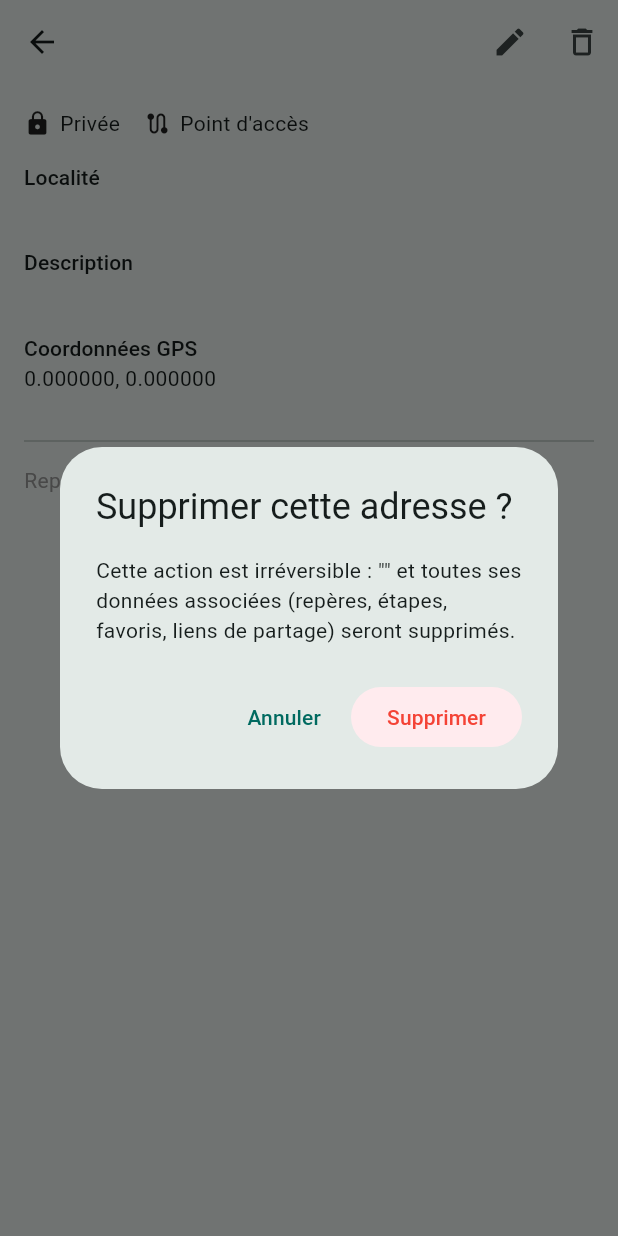
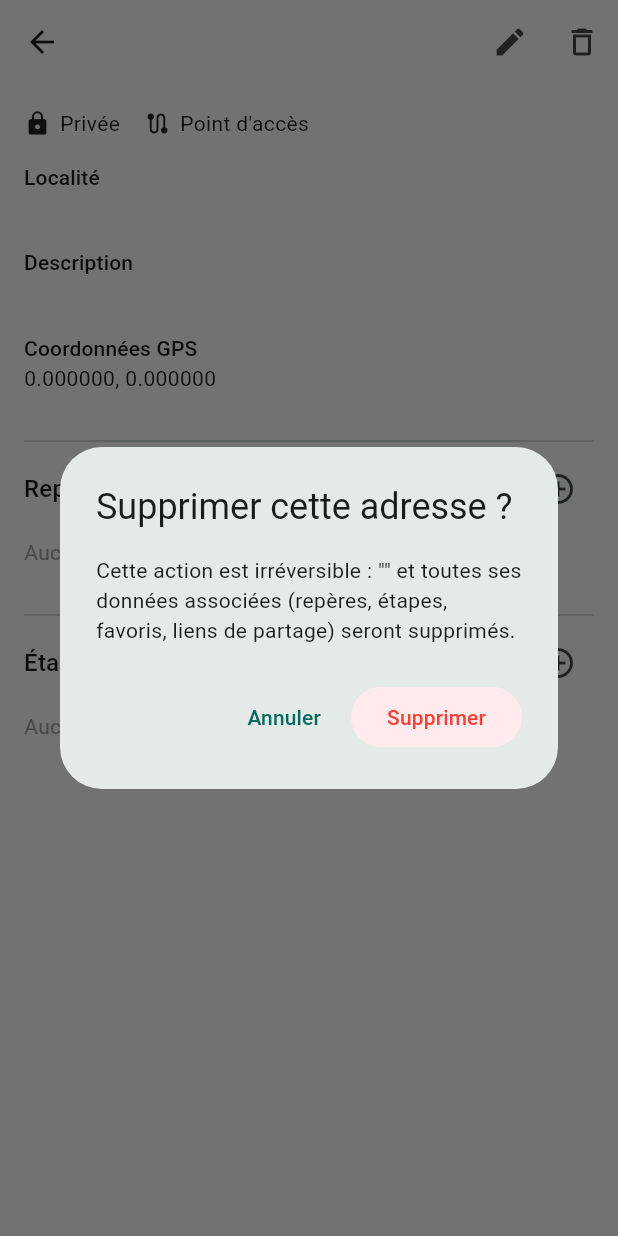
Before and after one commit to Mampionona-Rakotovao/Carnet-d-adresse, a Flutter app: the AddressDetailScreen screen opened directly with empty values, after a tap on the "delete outline" icon, on a phone screen of 412 x 824 dp. Run offline on Flutter 3.47's test engine with Material 3 defaults, Android fonts, the phone set to English and light mode, and no system bars; our stand-ins replace geolocator, go_router, image_picker, supabase_flutter; accounts and stored records are empty.

```diff
--- a/lib/features/address_detail/address_detail_screen.dart
+++ b/lib/features/address_detail/address_detail_screen.dart
@@ -2,7 +2,11 @@ import 'package:flutter/material.dart';
 import 'package:go_router/go_router.dart';
 import '../../core/supabase_client.dart';
 import '../../models/address.dart';
+import '../../models/landmark.dart';
+import '../../models/route_step.dart';
 import '../address_create/address_form_screen.dart';
+import 'widgets/landmark_form_sheet.dart';
+import 'widgets/route_step_form_sheet.dart';
 
 class AddressDetailScreen extends StatefulWidget {
   final String addressId;
@@ -14,33 +18,60 @@ class AddressDetailScreen extends StatefulWidget {
 }
 
 class _AddressDetailScreenState extends State<AddressDetailScreen> {
-  late Future<Address> _addressFuture;
+  Address? _address;
+  List<Landmark> _landmarks = [];
+  List<RouteStep> _steps = [];
+  bool _loading = true;
+  String? _error;
 
   @override
   void initState() {
     super.initState();
-    _addressFuture = _fetchAddress();
+    _loadAll();
   }
 
-  Future<Address> _fetchAddress() async {
-    final row = await supabase
+  Future<void> _loadAll() async {
+    setState(() {
+      _loading = true;
+      _error = null;
+    });
+    try {
+      final addressRow = await supabase
           .from('addresses')
           .select()
           .eq('id', widget.addressId)
           .single();
-    return Address.fromJson(row);
+
+      final landmarkRows = await supabase
+          .from('landmarks')
+          .select()
+          .eq('address_id', widget.addressId)
+          .order('position_order');
+
+      final stepRows = await supabase
+          .from('route_steps')
+          .select()
+          .eq('address_id', widget.addressId)
+          .order('step_order');
+
+      setState(() {
+        _address = Address.fromJson(addressRow);
+        _landmarks = (landmarkRows as List).map((r) => Landmark.fromJson(r)).toList();
+        _steps = (stepRows as List).map((r) => RouteStep.fromJson(r)).toList();
+      });
+    } catch (e) {
+      setState(() => _error = e.toString());
+    } finally {
+      if (mounted) setState(() => _loading = false);
+    }
   }
 
-  Future<void> _confirmDelete(Address address) async {
+  Future<bool> _confirm(String title, String message) async {
     final confirmed = await showDialog<bool>(
       context: context,
       builder: (context) => AlertDialog(
-        title: const Text('Supprimer cette adresse ?'),
-        content: Text(
-          'Cette action est irréversible : "${address.name}" et toutes ses '
-          'données associées (repères, étapes, favoris, liens de partage) '
-          'seront supprimés.',
-        ),
+        title: Text(title),
+        content: Text(message),
         actions: [
           TextButton(
             onPressed: () => Navigator.of(context).pop(false),
@@ -57,68 +88,74 @@ class _AddressDetailScreenState extends State<AddressDetailScreen> {
         ],
       ),
     );
+    return confirmed ?? false;
+  }
 
-    if (confirmed != true) return;
+  Future<void> _deleteAddress() async {
+    if (!await _confirm(
+      'Supprimer cette adresse ?',
+      'Cette action est irréversible : "${_address!.name}" et toutes ses '
+          'données associées (repères, étapes, favoris, liens de partage) '
+          'seront supprimés.',
+    )) return;
 
     try {
-      // owner_id = auth.uid() est vérifié côté RLS (addresses_delete_own) :
-      // même une requête malveillante ne pourrait pas supprimer l'adresse
-      // d'un autre utilisateur.
-      await supabase.from('addresses').delete().eq('id', address.id!);
-      if (mounted) context.pop(); // retour à la liste, mise à jour via Realtime
+      await supabase.from('addresses').delete().eq('id', _address!.id!);
+      if (mounted) context.pop();
     } catch (e) {
       if (mounted) {
-        ScaffoldMessenger.of(context).showSnackBar(
-          SnackBar(content: Text('Erreur lors de la suppression : $e')),
-        );
+        ScaffoldMessenger.of(context)
+            .showSnackBar(SnackBar(content: Text('Erreur : $e')));
       }
     }
   }
 
+  Future<void> _deleteLandmark(Landmark l) async {
+    if (!await _confirm('Supprimer ce repère ?', '"${l.name}" sera supprimé.')) return;
+    await supabase.from('landmarks').delete().eq('id', l.id!);
+    _loadAll();
+  }
+
+  Future<void> _deleteStep(RouteStep s) async {
+    if (!await _confirm('Supprimer cette étape ?', 'L\'étape sera supprimée.')) return;
+    await supabase.from('route_steps').delete().eq('id', s.id!);
+    _loadAll();
+  }
+
   @override
   Widget build(BuildContext context) {
-    return Scaffold(
-      body: FutureBuilder<Address>(
-        future: _addressFuture,
-        builder: (context, snapshot) {
-          if (snapshot.connectionState == ConnectionState.waiting) {
-            return const Center(child: CircularProgressIndicator());
+    if (_loading) {
+      return const Scaffold(body: Center(child: CircularProgressIndicator()));
     }
-          if (snapshot.hasError) {
-            return Center(child: Text('Erreur : ${snapshot.error}'));
+    if (_error != null) {
+      return Scaffold(body: Center(child: Text('Erreur : $_error')));
     }
 
-          final address = snapshot.data!;
+    final address = _address!;
 
-          return CustomScrollView(
-            slivers: [
-              SliverAppBar(
+    return Scaffold(
+      appBar: AppBar(
         title: Text(address.name),
         actions: [
           IconButton(
             icon: const Icon(Icons.edit),
             tooltip: 'Modifier',
             onPressed: () async {
-                      await context.push<bool>(
-                        '/address/${address.id}/edit',
-                        extra: address,
-                      );
-                      // Le contenu se rafraîchit via Realtime ou en revenant ici ;
-                      // on recharge quand même explicitement par simplicité.
-                      setState(() => _addressFuture = _fetchAddress());
+              await context.push<bool>('/address/${address.id}/edit', extra: address);
+              _loadAll();
             },
           ),
           IconButton(
             icon: const Icon(Icons.delete_outline),
             tooltip: 'Supprimer',
-                    onPressed: () => _confirmDelete(address),
+            onPressed: _deleteAddress,
           ),
         ],
       ),
-              SliverPadding(
+      body: ListView(
         padding: const EdgeInsets.all(16),
-                sliver: SliverList(
-                  delegate: SliverChildListDelegate([
+        children: [
+          // ---- Infos générales ----
           Row(
             children: [
               Icon(
@@ -128,24 +165,14 @@ class _AddressDetailScreenState extends State<AddressDetailScreen> {
                 size: 18,
               ),
               const SizedBox(width: 6),
-                        Text(
-                          address.visibility == AddressVisibility.public
-                              ? 'Publique'
-                              : 'Privée',
-                        ),
+              Text(address.visibility == AddressVisibility.public ? 'Publique' : 'Privée'),
               const SizedBox(width: 16),
               Icon(
-                          address.gpsType == GpsType.exact
-                              ? Icons.gps_fixed
-                              : Icons.route,
+                address.gpsType == GpsType.exact ? Icons.gps_fixed : Icons.route,
                 size: 18,
               ),
               const SizedBox(width: 6),
-                        Text(
-                          address.gpsType == GpsType.exact
-                              ? 'Position exacte'
-                              : "Point d'accès",
-                        ),
+              Text(address.gpsType == GpsType.exact ? 'Position exacte' : "Point d'accès"),
             ],
           ),
           const SizedBox(height: 16),
@@ -160,23 +187,129 @@ class _AddressDetailScreenState extends State<AddressDetailScreen> {
             const SizedBox(height: 16),
           ],
           Text('Coordonnées GPS', style: Theme.of(context).textTheme.titleSmall),
-                    Text(
-                      '${address.latitude.toStringAsFixed(6)}, '
-                      '${address.longitude.toStringAsFixed(6)}',
-                    ),
+          Text('${address.latitude.toStringAsFixed(6)}, ${address.longitude.toStringAsFixed(6)}'),
           const SizedBox(height: 24),
           const Divider(),
-                    const SizedBox(height: 8),
-                    const Text(
-                      'Repères et étapes : à venir dans une prochaine étape.',
-                      style: TextStyle(color: Colors.grey),
+
+          // ---- Repères ----
+          Row(
+            mainAxisAlignment: MainAxisAlignment.spaceBetween,
+            children: [
+              Text('Repères', style: Theme.of(context).textTheme.titleMedium),
+              IconButton(
+                icon: const Icon(Icons.add_circle_outline),
+                tooltip: 'Ajouter un repère',
+                onPressed: () async {
+                  final ok = await showLandmarkFormSheet(context, addressId: address.id!);
+                  if (ok == true) _loadAll();
+                },
               ),
-                  ]),
+            ],
+          ),
+          if (_landmarks.isEmpty)
+            const Padding(
+              padding: EdgeInsets.symmetric(vertical: 8),
+              child: Text('Aucun repère pour le moment.', style: TextStyle(color: Colors.grey)),
+            )
+          else
+            ..._landmarks.map((l) => Card(
+                  child: ListTile(
+                    leading: CircleAvatar(
+                      backgroundImage: l.photoUrl != null ? NetworkImage(l.photoUrl!) : null,
+                      child: l.photoUrl == null ? const Icon(Icons.place) : null,
+                    ),
+                    title: Text(l.name),
+                    subtitle: l.description != null ? Text(l.description!) : null,
+                    trailing: Row(
+                      mainAxisSize: MainAxisSize.min,
+                      children: [
+                        IconButton(
+                          icon: const Icon(Icons.edit, size: 20),
+                          onPressed: () async {
+                            final ok = await showLandmarkFormSheet(
+                              context,
+                              addressId: address.id!,
+                              existing: l,
+                            );
+                            if (ok == true) _loadAll();
+                          },
+                        ),
+                        IconButton(
+                          icon: const Icon(Icons.delete_outline, size: 20),
+                          onPressed: () => _deleteLandmark(l),
+                        ),
+                      ],
                     ),
                   ),
+                )),
+
+          const SizedBox(height: 16),
+          const Divider(),
+
+          // ---- Étapes ----
+          Row(
+            mainAxisAlignment: MainAxisAlignment.spaceBetween,
+            children: [
+              Text('Étapes du trajet', style: Theme.of(context).textTheme.titleMedium),
+              IconButton(
+                icon: const Icon(Icons.add_circle_outline),
+                tooltip: 'Ajouter une étape',
+                onPressed: () async {
+                  final ok = await showRouteStepFormSheet(
+                    context,
+                    addressId: address.id!,
+                    landmarks: _landmarks,
+                    nextStepOrder: _steps.length + 1,
+                  );
+                  if (ok == true) _loadAll();
+                },
+              ),
             ],
+          ),
+          if (_steps.isEmpty)
+            const Padding(
+              padding: EdgeInsets.symmetric(vertical: 8),
+              child: Text('Aucune étape pour le moment.', style: TextStyle(color: Colors.grey)),
+            )
+          else
+            ..._steps.map((s) {
+              final matches = _landmarks.where((l) => l.id == s.landmarkId);
+              final landmark = matches.isEmpty ? null : matches.first;
+              return Card(
+                child: ListTile(
+                  leading: CircleAvatar(child: Text('${s.stepOrder}')),
+                  title: Text(s.instruction),
+                  subtitle: Text([
+                    if (s.distance != null) '${s.distance!.toStringAsFixed(0)} m',
+                    if (s.direction != null) s.direction!,
+                    if (landmark != null) 'Repère : ${landmark.name}',
+                  ].join(' · ')),
+                  trailing: Row(
+                    mainAxisSize: MainAxisSize.min,
+                    children: [
+                      IconButton(
+                        icon: const Icon(Icons.edit, size: 20),
+                        onPressed: () async {
+                          final ok = await showRouteStepFormSheet(
+                            context,
+                            addressId: address.id!,
+                            landmarks: _landmarks,
+                            nextStepOrder: _steps.length + 1,
+                            existing: s,
                           );
+                          if (ok == true) _loadAll();
                         },
+                      ),
+                      IconButton(
+                        icon: const Icon(Icons.delete_outline, size: 20),
+                        onPressed: () => _deleteStep(s),
+                      ),
+                    ],
+                  ),
+                ),
+              );
+            }),
+        ],
       ),
     );
   }
```
Also changed, not shown: lib/features/address_detail/widgets/landmark_form_sheet.dart (added, +185 -0 lines), lib/features/address_detail/widgets/route_step_form_sheet.dart (added, +197 -0 lines). Lines whose indentation alone changed are shown as unchanged.
